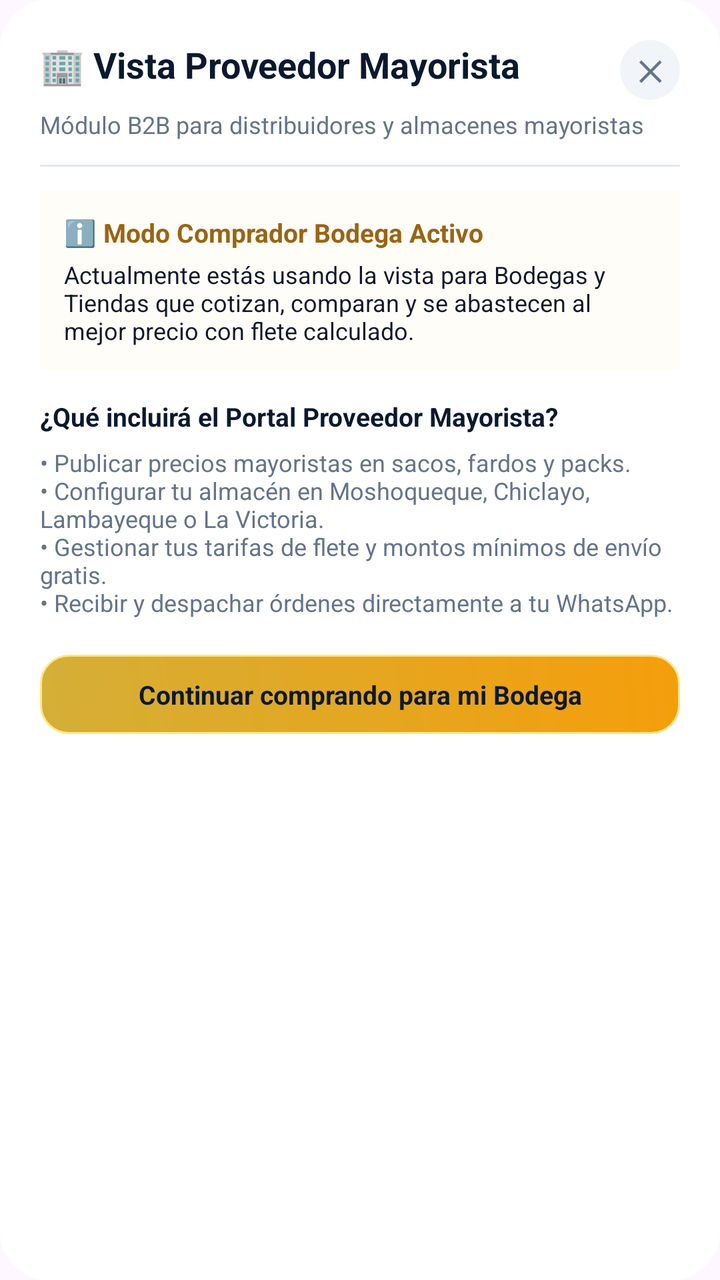
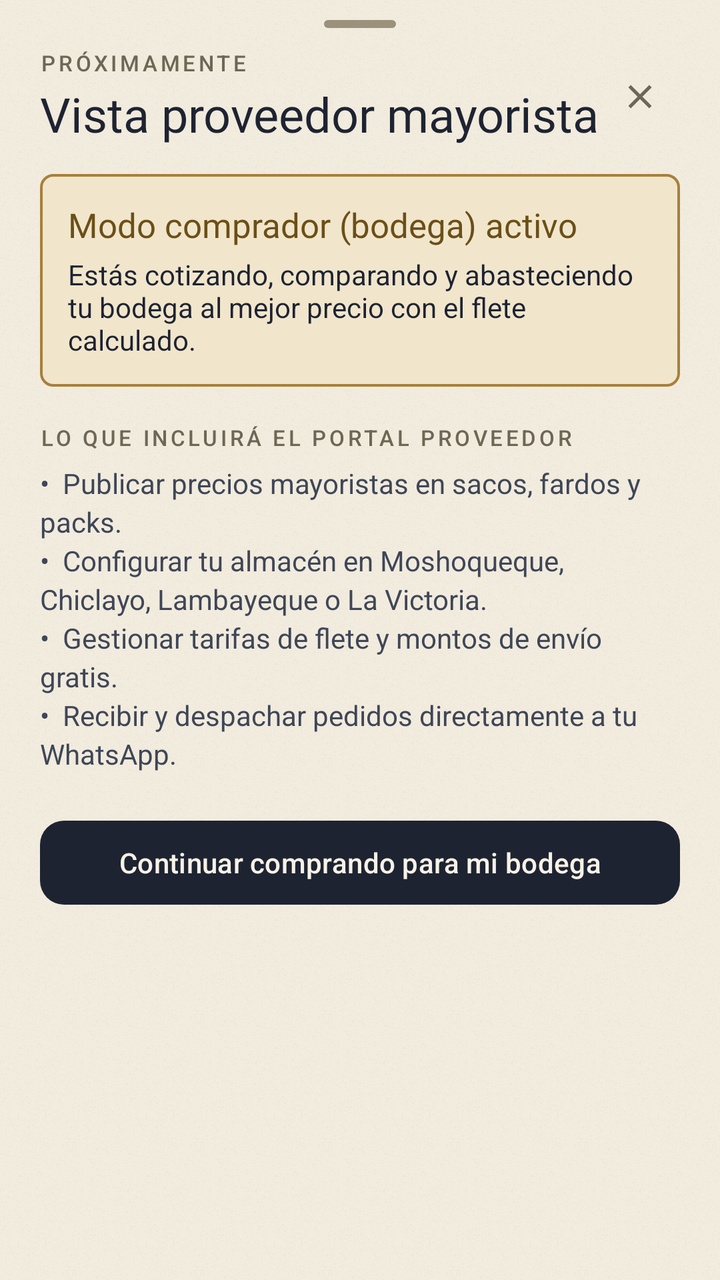

The first picture is an Android layout as it rendered before a commit; the second is the same layout after the commit. The layout source and the unified diff follow.
<!-- AndroidManifest.xml: application theme Theme.ProvedoresChiclayo -->
<!-- res/layout/dialog_wholesaler_mode.xml -->
<?xml version="1.0" encoding="utf-8"?>
<LinearLayout xmlns:android="http://schemas.android.com/apk/res/android"
    android:layout_width="match_parent"
    android:layout_height="wrap_content"
    android:background="@drawable/bg_rounded_sheet"
    android:orientation="vertical"
    android:padding="20dp">

    <RelativeLayout
        android:layout_width="match_parent"
        android:layout_height="wrap_content">

        <TextView
            android:layout_width="wrap_content"
            android:layout_height="wrap_content"
            android:layout_alignParentStart="true"
            android:text="🏢 Vista Proveedor Mayorista"
            android:textColor="@color/navy_primary"
            android:textSize="18sp"
            android:textStyle="bold" />

        <TextView
            android:id="@+id/btnWholesalerClose"
            android:layout_width="30dp"
            android:layout_height="30dp"
            android:layout_alignParentEnd="true"
            android:background="@drawable/bg_circle_icon"
            android:gravity="center"
            android:text="✕"
            android:textColor="@color/text_secondary"
            android:textSize="14sp"
            android:textStyle="bold" />
    </RelativeLayout>

    <TextView
        android:layout_width="wrap_content"
        android:layout_height="wrap_content"
        android:layout_marginTop="4dp"
        android:text="Módulo B2B para distribuidores y almacenes mayoristas"
        android:textColor="@color/text_secondary"
        android:textSize="12sp" />

    <View
        android:layout_width="match_parent"
        android:layout_height="1dp"
        android:layout_marginTop="12dp"
        android:layout_marginBottom="12dp"
        android:background="@color/border_light" />

    <LinearLayout
        android:layout_width="match_parent"
        android:layout_height="wrap_content"
        android:background="#FFFDF7"
        android:orientation="vertical"
        android:padding="12dp">

        <TextView
            android:layout_width="wrap_content"
            android:layout_height="wrap_content"
            android:text="ℹ️ Modo Comprador Bodega Activo"
            android:textColor="@color/gold_dark"
            android:textSize="13sp"
            android:textStyle="bold" />

        <TextView
            android:layout_width="wrap_content"
            android:layout_height="wrap_content"
            android:layout_marginTop="4dp"
            android:text="Actualmente estás usando la vista para Bodegas y Tiendas que cotizan, comparan y se abastecen al mejor precio con flete calculado."
            android:textColor="@color/text_primary"
            android:textSize="12sp" />
    </LinearLayout>

    <TextView
        android:layout_width="wrap_content"
        android:layout_height="wrap_content"
        android:layout_marginTop="14dp"
        android:text="¿Qué incluirá el Portal Proveedor Mayorista?"
        android:textColor="@color/navy_primary"
        android:textSize="13sp"
        android:textStyle="bold" />

    <TextView
        android:layout_width="wrap_content"
        android:layout_height="wrap_content"
        android:layout_marginTop="6dp"
        android:text="• Publicar precios mayoristas en sacos, fardos y packs.\n• Configurar tu almacén en Moshoqueque, Chiclayo, Lambayeque o La Victoria.\n• Gestionar tus tarifas de flete y montos mínimos de envío gratis.\n• Recibir y despachar órdenes directamente a tu WhatsApp."
        android:textColor="@color/text_secondary"
        android:textSize="12sp" />

    <LinearLayout
        android:layout_width="match_parent"
        android:layout_height="wrap_content"
        android:layout_marginTop="18dp"
        android:orientation="vertical">

        <TextView
            android:id="@+id/btnContinueAsBuyer"
            android:layout_width="match_parent"
            android:layout_height="wrap_content"
            android:background="@drawable/bg_gold_button"
            android:gravity="center"
            android:paddingTop="11dp"
            android:paddingBottom="11dp"
            android:text="Continuar comprando para mi Bodega"
            android:textColor="@color/navy_primary"
            android:textSize="13sp"
            android:textStyle="bold" />
    </LinearLayout>

</LinearLayout>
<!-- resources referenced by this layout -->
<resources>
  <color name="border_light">#E2E8F0</color>
  <color name="gold_dark">#996515</color>
  <color name="navy_primary">#0A192F</color>
  <color name="text_primary">#0F172A</color>
  <color name="text_secondary">#64748B</color>
  <!-- drawable bg_circle_icon (drawable) -->
  <?xml version="1.0" encoding="utf-8"?>
  <shape xmlns:android="http://schemas.android.com/apk/res/android"
      android:shape="oval">
      <solid android:color="#F1F5F9" />
  </shape>
  <!-- drawable bg_gold_button (drawable) -->
  <?xml version="1.0" encoding="utf-8"?>
  <ripple xmlns:android="http://schemas.android.com/apk/res/android"
      android:color="#40FFFFFF">
      <item>
          <shape android:shape="rectangle">
              <gradient
                  android:angle="45"
                  android:startColor="#D4AF37"
                  android:endColor="#F59E0B" />
              <corners android:radius="14dp" />
              <stroke android:width="1dp" android:color="#FDE68A" />
          </shape>
      </item>
  </ripple>
  <!-- drawable bg_rounded_sheet (drawable) -->
  <?xml version="1.0" encoding="utf-8"?>
  <shape xmlns:android="http://schemas.android.com/apk/res/android"
      android:shape="rectangle">
      <solid android:color="#FFFFFF" />
      <corners
          android:topLeftRadius="24dp"
          android:topRightRadius="24dp"
          android:bottomLeftRadius="24dp"
          android:bottomRightRadius="24dp" />
  </shape>
  <style name="Base.Theme.ProvedoresChiclayo" parent="Theme.Material3.Light.NoActionBar">
          <item name="colorPrimary">@color/navy_primary</item>
          <item name="colorOnPrimary">@color/white</item>
          <item name="colorSecondary">@color/gold_accent</item>
          <item name="colorOnSecondary">@color/navy_primary</item>
          <item name="android:statusBarColor">@color/navy_primary</item>
          <item name="android:navigationBarColor">@color/navy_primary</item>
          <item name="android:windowLightStatusBar" tools:targetApi="m">false</item>
      </style>
  <color name="gold_accent">#F59E0B</color>
  <!-- unchanged entries left out for length: 2 -->
</resources>

<!-- the commit's change to res/layout/dialog_wholesaler_mode.xml (unified diff, before → after) -->
@@ -1,111 +1,108 @@
 <?xml version="1.0" encoding="utf-8"?>
 <LinearLayout xmlns:android="http://schemas.android.com/apk/res/android"
+    xmlns:app="http://schemas.android.com/apk/res-auto"
     android:layout_width="match_parent"
     android:layout_height="wrap_content"
-    android:background="@drawable/bg_rounded_sheet"
     android:orientation="vertical"
-    android:padding="20dp">
+    android:paddingStart="20dp"
+    android:paddingTop="10dp"
+    android:paddingEnd="20dp"
+    android:paddingBottom="24dp">
+
+    <View
+        android:layout_width="36dp"
+        android:layout_height="4dp"
+        android:layout_gravity="center_horizontal"
+        android:background="@drawable/bg_sheet_handle" />
 
     <RelativeLayout
         android:layout_width="match_parent"
-        android:layout_height="wrap_content">
+        android:layout_height="wrap_content"
+        android:layout_marginTop="10dp">
 
-        <TextView
+        <LinearLayout
             android:layout_width="wrap_content"
             android:layout_height="wrap_content"
             android:layout_alignParentStart="true"
-            android:text="🏢 Vista Proveedor Mayorista"
-            android:textColor="@color/navy_primary"
-            android:textSize="18sp"
-            android:textStyle="bold" />
+            android:layout_centerVertical="true"
+            android:orientation="vertical">
 
-        <TextView
+            <TextView
+                style="@style/Pv.Overline"
+                android:layout_width="wrap_content"
+                android:layout_height="wrap_content"
+                android:text="Próximamente" />
+
+            <TextView
+                style="@style/Pv.Display"
+                android:layout_width="wrap_content"
+                android:layout_height="wrap_content"
+                android:layout_marginTop="2dp"
+                android:text="Vista proveedor mayorista" />
+        </LinearLayout>
+
+        <com.google.android.material.button.MaterialButton
             android:id="@+id/btnWholesalerClose"
-            android:layout_width="30dp"
-            android:layout_height="30dp"
+            style="@style/Widget.Material3.Button.IconButton"
+            android:layout_width="44dp"
+            android:layout_height="44dp"
             android:layout_alignParentEnd="true"
-            android:background="@drawable/bg_circle_icon"
-            android:gravity="center"
-            android:text="✕"
-            android:textColor="@color/text_secondary"
-            android:textSize="14sp"
-            android:textStyle="bold" />
+            android:layout_centerVertical="true"
+            android:contentDescription="Cerrar"
+            app:icon="@drawable/ic_close"
+            app:iconTint="@color/ink_muted" />
     </RelativeLayout>
 
-    <TextView
-        android:layout_width="wrap_content"
-        android:layout_height="wrap_content"
-        android:layout_marginTop="4dp"
-        android:text="Módulo B2B para distribuidores y almacenes mayoristas"
-        android:textColor="@color/text_secondary"
-        android:textSize="12sp" />
-
-    <View
-        android:layout_width="match_parent"
-        android:layout_height="1dp"
-        android:layout_marginTop="12dp"
-        android:layout_marginBottom="12dp"
-        android:background="@color/border_light" />
-
+    
     <LinearLayout
         android:layout_width="match_parent"
         android:layout_height="wrap_content"
-        android:background="#FFFDF7"
+        android:layout_marginTop="14dp"
+        android:background="@drawable/bg_paper_card_active"
         android:orientation="vertical"
-        android:padding="12dp">
+        android:padding="14dp">
 
         <TextView
+            style="@style/Pv.Headline"
             android:layout_width="wrap_content"
             android:layout_height="wrap_content"
-            android:text="ℹ️ Modo Comprador Bodega Activo"
-            android:textColor="@color/gold_dark"
-            android:textSize="13sp"
-            android:textStyle="bold" />
+            android:textColor="@color/gilt_dark"
+            android:text="Modo comprador (bodega) activo" />
 
         <TextView
+            style="@style/Pv.Body"
             android:layout_width="wrap_content"
             android:layout_height="wrap_content"
             android:layout_marginTop="4dp"
-            android:text="Actualmente estás usando la vista para Bodegas y Tiendas que cotizan, comparan y se abastecen al mejor precio con flete calculado."
-            android:textColor="@color/text_primary"
-            android:textSize="12sp" />
+            android:textColor="@color/ink"
+            android:text="Estás cotizando, comparando y abasteciendo tu bodega al mejor precio con el flete calculado." />
     </LinearLayout>
 
     <TextView
+        style="@style/Pv.Overline"
         android:layout_width="wrap_content"
         android:layout_height="wrap_content"
-        android:layout_marginTop="14dp"
-        android:text="¿Qué incluirá el Portal Proveedor Mayorista?"
-        android:textColor="@color/navy_primary"
-        android:textSize="13sp"
-        android:textStyle="bold" />
+        android:layout_marginTop="18dp"
+        android:text="Lo que incluirá el portal proveedor" />
 
     <TextView
+        style="@style/Pv.Body"
         android:layout_width="wrap_content"
         android:layout_height="wrap_content"
         android:layout_marginTop="6dp"
-        android:text="• Publicar precios mayoristas en sacos, fardos y packs.\n• Configurar tu almacén en Moshoqueque, Chiclayo, Lambayeque o La Victoria.\n• Gestionar tus tarifas de flete y montos mínimos de envío gratis.\n• Recibir y despachar órdenes directamente a tu WhatsApp."
-        android:textColor="@color/text_secondary"
-        android:textSize="12sp" />
+        android:lineSpacingExtra="3dp"
+        android:text="•  Publicar precios mayoristas en sacos, fardos y packs.\n•  Configurar tu almacén en Moshoqueque, Chiclayo, Lambayeque o La Victoria.\n•  Gestionar tarifas de flete y montos de envío gratis.\n•  Recibir y despachar pedidos directamente a tu WhatsApp." />
 
-    <LinearLayout
+    <com.google.android.material.button.MaterialButton
+        android:id="@+id/btnContinueAsBuyer"
+        style="@style/Widget.Material3.Button"
         android:layout_width="match_parent"
         android:layout_height="wrap_content"
-        android:layout_marginTop="18dp"
-        android:orientation="vertical">
-
-        <TextView
-            android:id="@+id/btnContinueAsBuyer"
-            android:layout_width="match_parent"
-            android:layout_height="wrap_content"
-            android:background="@drawable/bg_gold_button"
-            android:gravity="center"
-            android:paddingTop="11dp"
-            android:paddingBottom="11dp"
-            android:text="Continuar comprando para mi Bodega"
-            android:textColor="@color/navy_primary"
-            android:textSize="13sp"
-            android:textStyle="bold" />
-    </LinearLayout>
+        android:layout_marginTop="20dp"
+        android:minHeight="50dp"
+        android:text="Continuar comprando para mi bodega"
+        android:textColor="@color/paper_on_ink"
+        app:backgroundTint="@color/ink"
+        app:cornerRadius="12dp" />
 
 </LinearLayout>
<!-- resource entries referenced after the edit -->
@@ -1,52 +1,112 @@
 <!-- resources referenced by this layout -->
 <resources>
-  <color name="border_light">#E2E8F0</color>
-  <color name="gold_dark">#996515</color>
-  <color name="navy_primary">#0A192F</color>
-  <color name="text_primary">#0F172A</color>
-  <color name="text_secondary">#64748B</color>
-  <!-- drawable bg_circle_icon (drawable) -->
-  <?xml version="1.0" encoding="utf-8"?>
-  <shape xmlns:android="http://schemas.android.com/apk/res/android"
-      android:shape="oval">
-      <solid android:color="#F1F5F9" />
-  </shape>
-  <!-- drawable bg_gold_button (drawable) -->
-  <?xml version="1.0" encoding="utf-8"?>
-  <ripple xmlns:android="http://schemas.android.com/apk/res/android"
-      android:color="#40FFFFFF">
-      <item>
-          <shape android:shape="rectangle">
-              <gradient
-                  android:angle="45"
-                  android:startColor="#D4AF37"
-                  android:endColor="#F59E0B" />
-              <corners android:radius="14dp" />
-              <stroke android:width="1dp" android:color="#FDE68A" />
-          </shape>
-      </item>
-  </ripple>
-  <!-- drawable bg_rounded_sheet (drawable) -->
+  <color name="gilt_dark">#6B4F17</color>
+  <color name="ink">#1E2331</color>
+  <color name="ink_muted">#6E6755</color>
+  <color name="paper_on_ink">#F7F2E7</color>
+  <!-- drawable bg_paper_card_active (drawable) -->
   <?xml version="1.0" encoding="utf-8"?>
   <shape xmlns:android="http://schemas.android.com/apk/res/android"
       android:shape="rectangle">
-      <solid android:color="#FFFFFF" />
-      <corners
-          android:topLeftRadius="24dp"
-          android:topRightRadius="24dp"
-          android:bottomLeftRadius="24dp"
-          android:bottomRightRadius="24dp" />
+      <solid android:color="@color/gilt_soft" />
+      <corners android:radius="6dp" />
+      <stroke android:width="1.25dp" android:color="@color/gilt" />
   </shape>
+  <!-- drawable bg_sheet_handle (drawable) -->
+  <?xml version="1.0" encoding="utf-8"?>
+  <shape xmlns:android="http://schemas.android.com/apk/res/android"
+      android:shape="rectangle">
+      <solid android:color="@color/rule_strong" />
+      <corners android:radius="2dp" />
+  </shape>
+  <!-- drawable ic_close (drawable) -->
+  <?xml version="1.0" encoding="utf-8"?>
+  <vector xmlns:android="http://schemas.android.com/apk/res/android"
+      android:width="24dp"
+      android:height="24dp"
+      android:viewportWidth="24"
+      android:viewportHeight="24"
+      android:tint="?attr/colorControlNormal">
+      <path
+          android:fillColor="#FF000000"
+          android:pathData="M19,6.41L17.59,5 12,10.59 6.41,5 5,6.41 10.59,12 5,17.59 6.41,19 12,13.41 17.59,19 19,17.59 13.41,12z" />
+  </vector>
+  <style name="Pv.Body">
+          <item name="android:textSize">14sp</item>
+          <item name="android:textColor">@color/ink_soft</item>
+      </style>
+  <style name="Pv.Display">
+          <item name="android:fontFamily">@font/ebgaramond_bold</item>
+          <item name="android:textSize">24sp</item>
+          <item name="android:textColor">@color/ink</item>
+      </style>
+  <style name="Pv.Headline">
+          <item name="android:fontFamily">@font/ebgaramond_semibold</item>
+          <item name="android:textSize">17sp</item>
+          <item name="android:textColor">@color/ink</item>
+      </style>
+  <style name="Pv.Overline">
+          <item name="android:fontFamily">sans-serif-medium</item>
+          <item name="android:textSize">11sp</item>
+          <item name="android:textColor">@color/ink_muted</item>
+          <item name="android:textAllCaps">true</item>
+          <item name="android:letterSpacing">0.14</item>
+      </style>
+  <color name="gilt_soft">#F1E6CC</color>
+  <color name="gilt">#A8803B</color>
+  <color name="rule_strong">#9C917A</color>
+  <color name="ink_soft">#3F4656</color>
   <style name="Base.Theme.ProvedoresChiclayo" parent="Theme.Material3.Light.NoActionBar">
-          <item name="colorPrimary">@color/navy_primary</item>
-          <item name="colorOnPrimary">@color/white</item>
-          <item name="colorSecondary">@color/gold_accent</item>
-          <item name="colorOnSecondary">@color/navy_primary</item>
-          <item name="android:statusBarColor">@color/navy_primary</item>
-          <item name="android:navigationBarColor">@color/navy_primary</item>
-          <item name="android:windowLightStatusBar" tools:targetApi="m">false</item>
+          <item name="colorPrimary">@color/ink</item>
+          <item name="colorOnPrimary">@color/paper_on_ink</item>
+          <item name="colorPrimaryContainer">@color/paper_deep</item>
+          <item name="colorOnPrimaryContainer">@color/ink</item>
+  
+          <item name="colorSecondary">@color/gilt</item>
+          <item name="colorOnSecondary">@color/white</item>
+          <item name="colorSecondaryContainer">@color/gilt_soft</item>
+          <item name="colorOnSecondaryContainer">@color/gilt_dark</item>
+  
+          <item name="colorTertiary">@color/sage</item>
+          <item name="colorError">@color/stamp</item>
+  
+          <item name="colorSurface">@color/paper_surface</item>
+          <item name="colorOnSurface">@color/ink</item>
+          <item name="colorSurfaceVariant">@color/paper_deep</item>
+          <item name="colorOnSurfaceVariant">@color/ink_muted</item>
+          <item name="colorSurfaceInverse">@color/ink</item>
+          <item name="colorOnSurfaceInverse">@color/paper_on_ink</item>
+  
+          <item name="colorOutline">@color/rule_strong</item>
+          <item name="colorOutlineVariant">@color/rule</item>
+          <item name="colorControlHighlight">@color/ripple_ink</item>
+  
+          <item name="android:colorBackground">@color/paper_bg</item>
+          <item name="android:windowBackground">@drawable/bg_paper</item>
+          <item name="android:statusBarColor">@color/paper_bg</item>
+          <item name="android:navigationBarColor">@color/paper_bg</item>
+          <item name="android:windowLightStatusBar">true</item>
+          <item name="android:windowLightNavigationBar" tools:targetApi="27">true</item>
       </style>
-  <color name="gold_accent">#F59E0B</color>
+  <color name="paper_deep">#E8DFCB</color>
+  <color name="sage">#3B6A50</color>
+  <color name="stamp">#9E3B2B</color>
+  <color name="paper_surface">#FBF8F1</color>
+  <color name="rule">#D3C8B0</color>
+  <color name="ripple_ink">#1F1E2331</color>
+  <color name="paper_bg">#F2ECDF</color>
+  <!-- drawable bg_paper (drawable) -->
+  <?xml version="1.0" encoding="utf-8"?>
+  <layer-list xmlns:android="http://schemas.android.com/apk/res/android">
+      <item android:drawable="@color/paper_bg" />
+      <item>
+          <bitmap
+              android:src="@drawable/paper_texture"
+              android:tileMode="repeat"
+              android:gravity="fill" />
+      </item>
+  </layer-list>
+  <!-- drawable paper_texture: png bitmap (drawable-nodpi, 32908 bytes) -->
   <!-- unchanged entries left out for length: 2 -->
 </resources>
 
